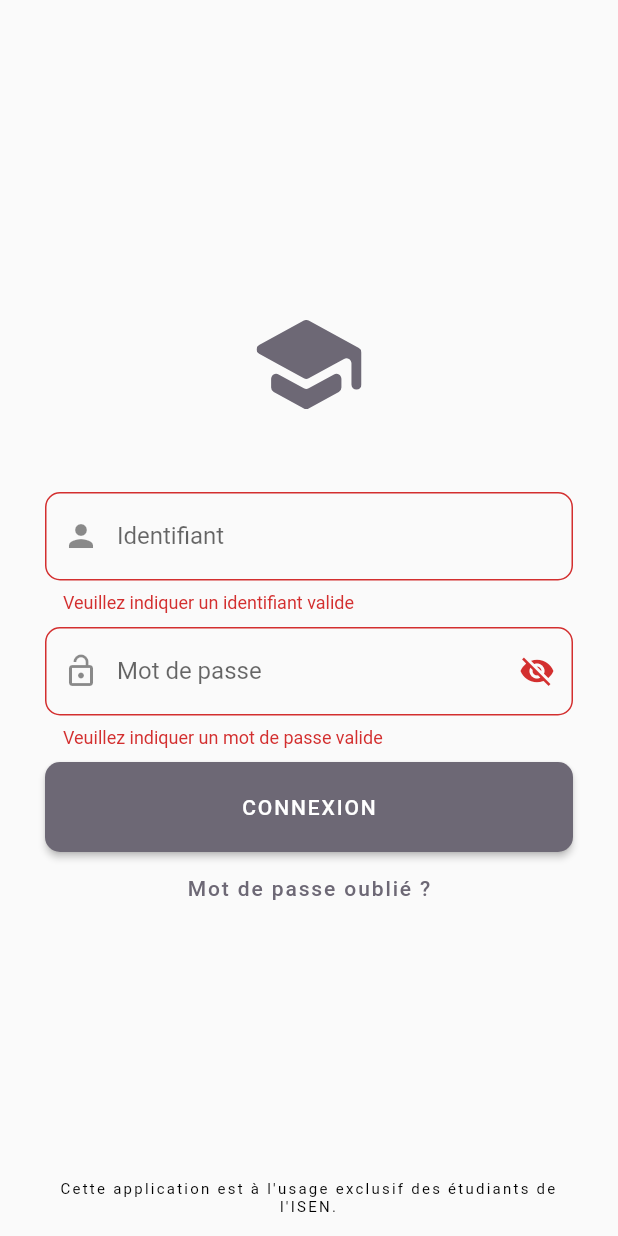
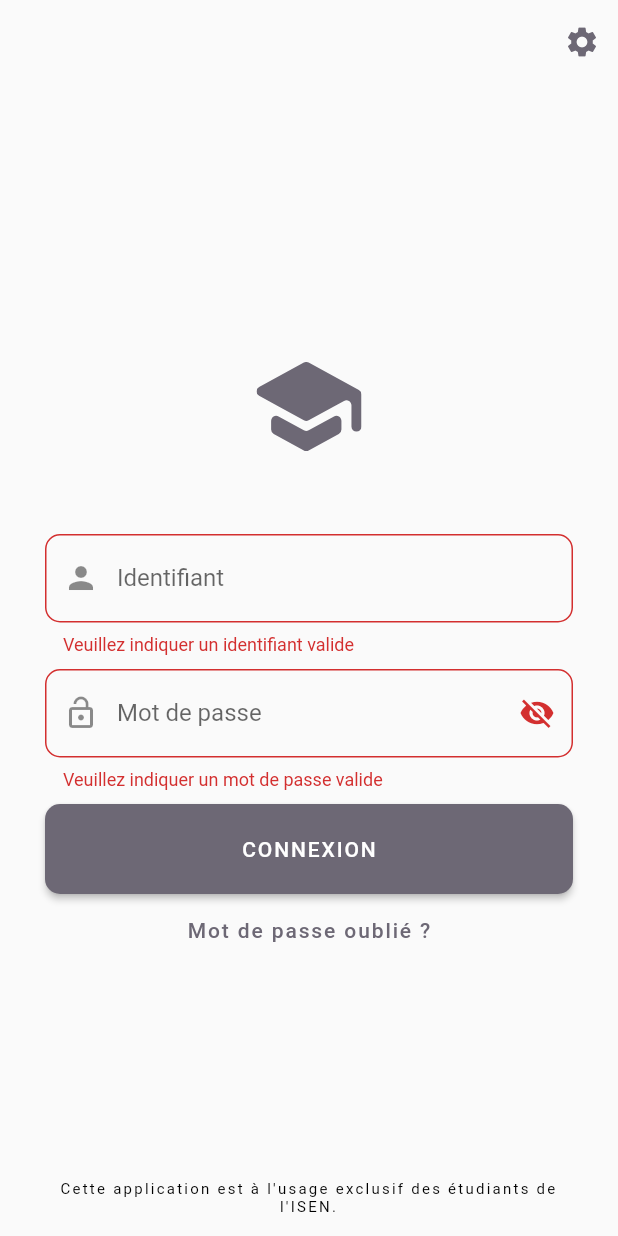
Before and after one commit to sehnryr/isen_companion, a Flutter app: the screen it shows after launch, after a tap on "CONNEXION", on a phone screen of 412 x 824 dp. Run offline on Flutter 3.47's test engine with Material 2 defaults, Android fonts, the phone set to English and light mode, and no system bars; our stand-ins replace flutter_progress_hud, flutter_secure_storage, flutter_svg; missing offline and left inert: cryptography_flutter, requests, universal_html.

Commit message:
add settings app bar to login page

```diff
--- /dev/null
+++ b/lib/login/login_app_bar.dart
@@ -0,0 +1,29 @@
+import 'package:flutter/material.dart';
+import 'package:route_creator/route_creator.dart';
+
+import 'package:isen_ouest_companion/base/status_bar_color.dart';
+import 'package:isen_ouest_companion/settings/settings_page.dart';
+
+class LoginAppBar extends StatelessWidget implements PreferredSizeWidget {
+  const LoginAppBar({Key? key}) : super(key: key);
+
+  @override
+  Widget build(BuildContext context) {
+    return AppBar(
+      systemOverlayStyle: const StatusBarColor(),
+      backgroundColor: Colors.transparent,
+      elevation: 0,
+      foregroundColor: Theme.of(context).colorScheme.primary,
+      actions: [
+        IconButton(
+          onPressed: () => Navigator.of(context)
+              .push(createRoute(const SettingsPage(), Direction.fromRight)),
+          icon: const Icon(Icons.settings),
+        )
+      ],
+    );
+  }
+
+  @override
+  Size get preferredSize => Size.fromHeight(AppBar().preferredSize.height);
+}
--- a/lib/login/login_page.dart
+++ b/lib/login/login_page.dart
@@ -1,4 +1,5 @@
 import 'package:flutter/material.dart';
+import 'package:isen_ouest_companion/login/login_app_bar.dart';
 import 'package:isen_ouest_companion/login/login_footer.dart';
 import 'package:isen_ouest_companion/login/login_icon.dart';
 import 'package:flutter_progress_hud/flutter_progress_hud.dart';
@@ -50,6 +51,7 @@ class LoginPageState extends State<LoginPage> {
   @override
   Widget build(BuildContext context) {
     return Scaffold(
+      appBar: const LoginAppBar(),
       body: Container(
         padding: padding,
         child: AutofillGroup(
@@ -79,14 +81,15 @@ class LoginPageState extends State<LoginPage> {
                 usernameError = !_usernameValidation(username);
                 passwordError = !_passwordValidation(password);
 
-                // if (usernameError || passwordError) {
-                //   if (usernameError) {
-                //     setState(() => usernameError = usernameError);
-                //   }
-                //   if (passwordError) {
-                //     setState(() => passwordError = passwordError);
-                //   }
-                // } else {
+                if (usernameError || passwordError) {
+                  if (usernameError) {
+                    setState(() => usernameError = usernameError);
+                  }
+                  if (passwordError) {
+                    setState(() => passwordError = passwordError);
+                  }
+                }
+                // else {
                 //   final progress = ProgressHUD.of(context);
                 //   progress?.show();
                 //   try {
```
